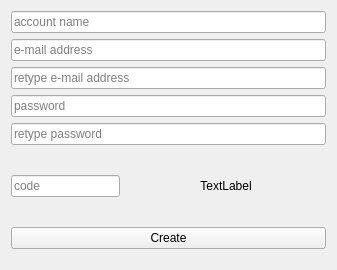
The window that ola/client/auth/create_form.ui (myapps-directory/myapps-client) describes before a commit, drawn with Qt 5.
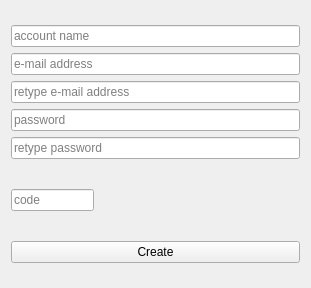
The same window after the commit.

Diff of the .ui file:
```diff
--- a/ola/client/auth/create_form.ui
+++ b/ola/client/auth/create_form.ui
@@ -6,14 +6,27 @@
    <rect>
     <x>0</x>
     <y>0</y>
-    <width>337</width>
-    <height>270</height>
+    <width>311</width>
+    <height>288</height>
    </rect>
   </property>
   <property name="windowTitle">
    <string>Form</string>
   </property>
   <layout class="QVBoxLayout" name="verticalLayout">
+   <item>
+    <spacer name="verticalSpacer_3">
+     <property name="orientation">
+      <enum>Qt::Vertical</enum>
+     </property>
+     <property name="sizeHint" stdset="0">
+      <size>
+       <width>20</width>
+       <height>40</height>
+      </size>
+     </property>
+    </spacer>
+   </item>
    <item>
     <widget class="QLineEdit" name="userEdit">
      <property name="placeholderText">
@@ -97,7 +110,7 @@
         </size>
        </property>
        <property name="text">
-        <string>TextLabel</string>
+        <string/>
        </property>
        <property name="scaledContents">
         <bool>true</bool>
```
